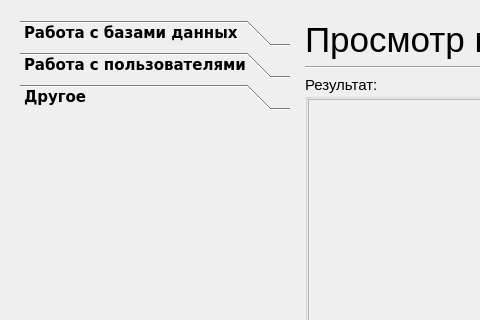
The window that adminmain.ui (skripach2111/Kursovoy) describes before a commit, drawn with Qt 5; both pictures show x 0 to 480 and y 0 to 320 of the 1062 by 582 pixel window.
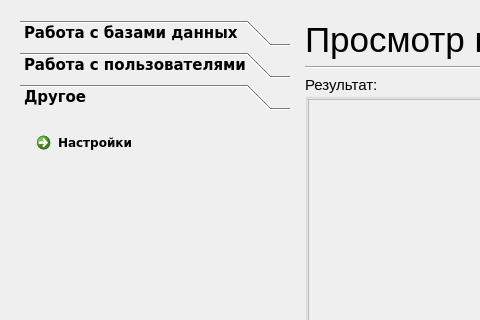
The same window after the commit. The open tabs and pages were chosen to show the change. Icons and pictures are not drawn.

The edit to the form file:
```diff
--- a/adminmain.ui
+++ b/adminmain.ui
@@ -2385,6 +2385,33 @@
           <attribute name="label">
            <string>Другое</string>
           </attribute>
+          <layout class="QVBoxLayout" name="verticalLayout_12">
+           <item>
+            <widget class="QCommandLinkButton" name="commandLinkButton_Settings">
+             <property name="font">
+              <font>
+               <pointsize>9</pointsize>
+              </font>
+             </property>
+             <property name="text">
+              <string>Настройки</string>
+             </property>
+            </widget>
+           </item>
+           <item>
+            <spacer name="verticalSpacer_15">
+             <property name="orientation">
+              <enum>Qt::Vertical</enum>
+             </property>
+             <property name="sizeHint" stdset="0">
+              <size>
+               <width>20</width>
+               <height>383</height>
+              </size>
+             </property>
+            </spacer>
+           </item>
+          </layout>
          </widget>
         </widget>
        </item>
```
Left out of the diff: 2 changed lines with no effect on the pictures.
